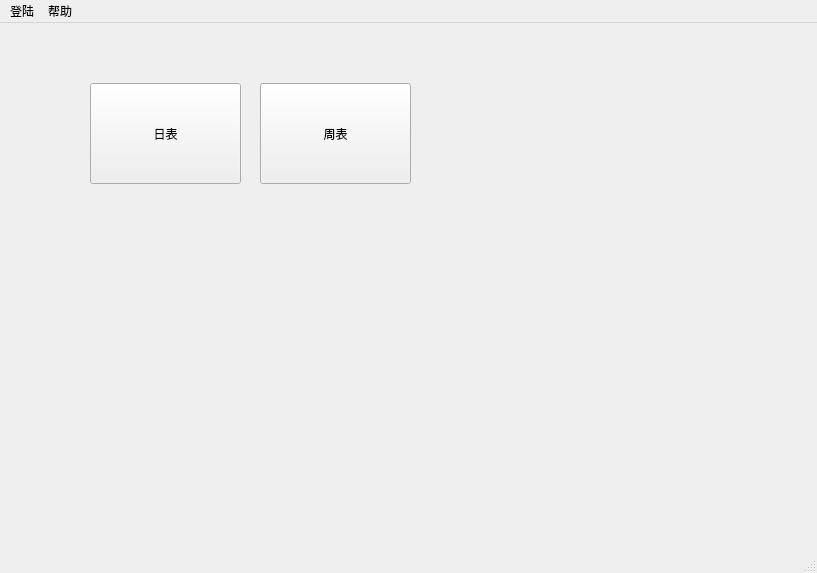
Above: gui/MainWindow.ui from shacoli/desktop-uestc before the change. Below: the same form after it.
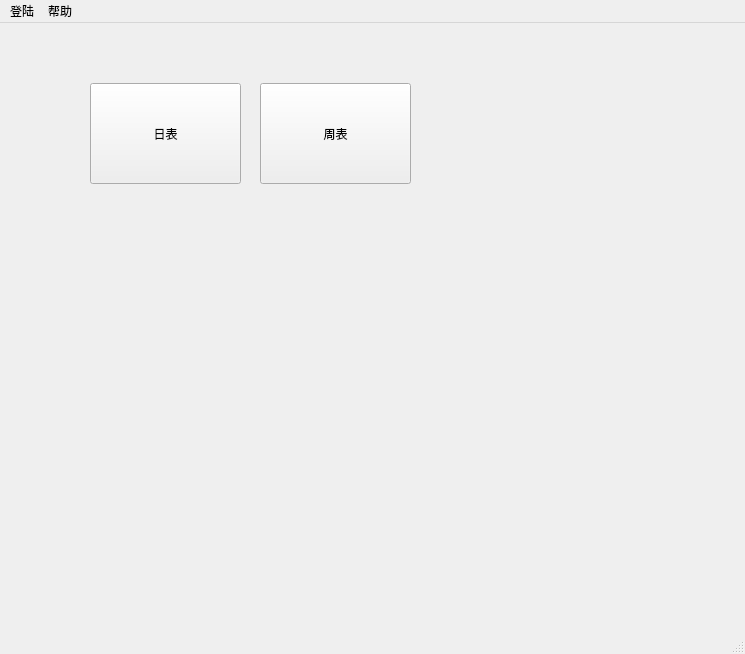
That is the form after the change.

Diff of the .ui file:
```diff
--- a/gui/MainWindow.ui
+++ b/gui/MainWindow.ui
@@ -6,8 +6,8 @@
    <rect>
     <x>0</x>
     <y>0</y>
-    <width>817</width>
-    <height>573</height>
+    <width>745</width>
+    <height>654</height>
    </rect>
   </property>
   <property name="windowTitle">
@@ -46,7 +46,7 @@
     <rect>
      <x>0</x>
      <y>0</y>
-     <width>817</width>
+     <width>745</width>
      <height>28</height>
     </rect>
    </property>
```
